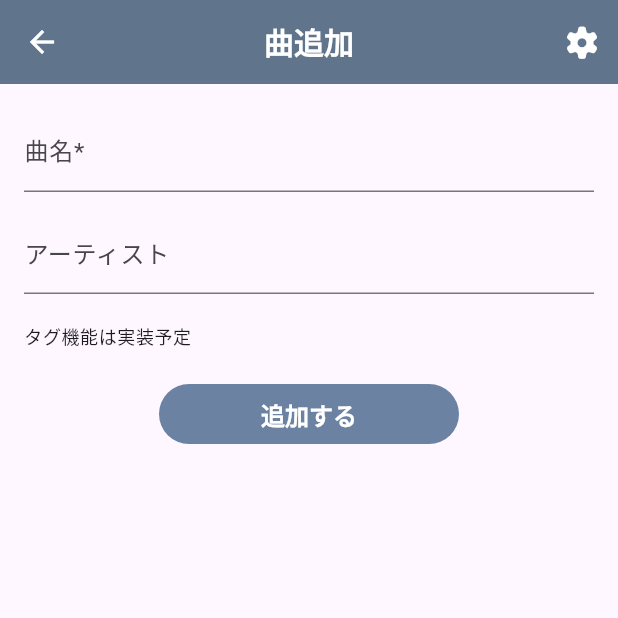
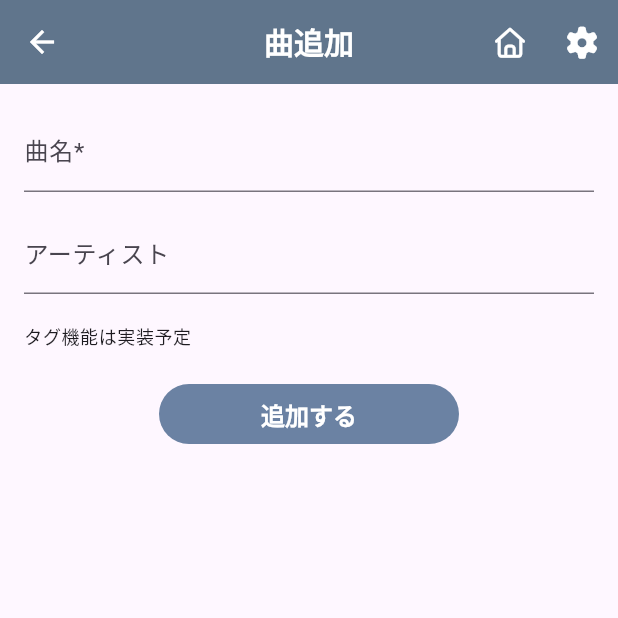
Before and after one commit to kawamata-natsuki/utamemo_app, a Flutter app: the screen it shows after launch, after a tap on the "add" icon, on a phone screen of 412 x 824 dp, the top half of it. Run offline on Flutter 3.47's test engine with Material 3 defaults, Android fonts, the phone set to English and light mode, and no system bars; our stand-ins replace firebase_core, firebase_crashlytics, font_awesome_flutter; accounts and stored records are empty.

```diff
--- a/lib/main.dart
+++ b/lib/main.dart
@@ -14,6 +14,7 @@ import 'package:utamemo_app/firebase_options.dart';
 import 'package:utamemo_app/data/repositories/song/song_repository.dart';
 
 import 'package:utamemo_app/presentation/screens/song_list/song_list_page.dart';
+import 'package:utamemo_app/presentation/screens/settings/settings_page.dart';
 
 // --- Entry point ---
 Future<void> main() async {
@@ -83,6 +84,9 @@ class MyApp extends StatelessWidget {
   @override
   Widget build(BuildContext context) {
     return MaterialApp(
+      routes: {
+        '/settings': (_) => const SettingsPage(),
+      },
       home: Builder(
         builder: (context) {
           final repository = context.watch<SongRepository>();
--- a/lib/presentation/screens/song_add/song_add_page.dart
+++ b/lib/presentation/screens/song_add/song_add_page.dart
@@ -2,11 +2,12 @@ import 'package:flutter/material.dart';
 import 'package:provider/provider.dart';
 
 import 'package:utamemo_app/constants/colors.dart';
-import 'package:font_awesome_flutter/font_awesome_flutter.dart';
 
 import 'package:utamemo_app/data/repositories/song/song_repository.dart';
 
 import 'package:utamemo_app/presentation/screens/song_detail/song_detail_page.dart';
+
+import 'package:utamemo_app/presentation/shared/widgets/app_bar.dart';
 
 /// 曲追加画面を表示するウィジェット
 class SongAddPage extends StatefulWidget {
@@ -72,27 +73,10 @@ class _SongAddPageState extends State<SongAddPage> {
   @override
   Widget build(BuildContext context) {
     return Scaffold(
-      appBar: AppBar(
-        title: const Text('曲追加'),
-        centerTitle: true,
-        backgroundColor: mainNavy,
-        iconTheme: const IconThemeData(color: textWhite),
-        titleTextStyle: const TextStyle(
-          color: textWhite,
-          fontSize: 20,
-          fontWeight: FontWeight.bold,
-        ),
-        actions: [
-          IconButton(
-            tooltip: '設定',
-            onPressed: () { /* TODO: 設定画面へ遷移 */ },
-            icon: const FaIcon(
-              FontAwesomeIcons.gear,
-              size: 20,
-              color: textWhite,
-            ),
-          ),
-        ],
+      appBar: buildAppBar(
+        context,
+        title: '曲追加',
+        type: AppBarType.normal,
       ),
       body: SafeArea(
         child: SingleChildScrollView(
--- a/lib/presentation/screens/song_list/song_list_page.dart
+++ b/lib/presentation/screens/song_list/song_list_page.dart
@@ -9,6 +9,7 @@ import 'package:utamemo_app/domain/model/song.dart';
 
 // widgets
 import 'package:utamemo_app/presentation/shared/widgets/song_card.dart';
+import 'package:utamemo_app/presentation/shared/widgets/app_bar.dart';
 
 // screens
 import 'package:utamemo_app/presentation/screens/song_detail/song_detail_page.dart';
@@ -26,15 +27,10 @@ class SongsListPage extends StatelessWidget {
   @override
   Widget build(BuildContext context) {
     return Scaffold(
-      appBar: AppBar(
-        title: const Text('Uta Memo'),
-        centerTitle: true,
-        backgroundColor: mainNavy,
-        titleTextStyle: const TextStyle(
-          color: textWhite,
-          fontSize: 20,
-          fontWeight: FontWeight.bold,
-        ),
+      appBar: buildAppBar(
+        context,
+        title: 'UtaMemo',
+        type: AppBarType.home,
       ),
 
       body: StreamBuilder<List<Song>>(
--- /dev/null
+++ b/lib/presentation/shared/widgets/app_bar.dart
@@ -0,0 +1,72 @@
+import 'package:flutter/material.dart';
+import 'package:font_awesome_flutter/font_awesome_flutter.dart';
+import 'package:utamemo_app/constants/colors.dart';
+
+/// AppBar の表示タイプ
+enum AppBarType {
+  home,       // S10 曲一覧（ホーム）
+  normal,     // 通常画面
+  settings,   // 設定画面
+}
+
+/// 共通 AppBar
+PreferredSizeWidget buildAppBar(
+  BuildContext context, {
+  required String title,
+  required AppBarType type,
+}) {
+  final bool showHome;
+  final bool showSettings;
+
+  switch (type) {
+    case AppBarType.home:
+      showHome = false;
+      showSettings = true;
+      break;
+    case AppBarType.settings:
+      showHome = true;
+      showSettings = false;
+      break;
+    case AppBarType.normal:
+      showHome = true;
+      showSettings = true;
+  }
+
+  return AppBar(
+    title: Text(title),
+    centerTitle: true,
+    backgroundColor: mainNavy,
+    iconTheme: const IconThemeData(color: textWhite),
+    titleTextStyle: const TextStyle(
+      color: textWhite,
+      fontSize: 20,
+      fontWeight: FontWeight.bold,
+    ),
+    actions: [
+      if (showHome)
+        IconButton(
+          tooltip: 'ホーム',
+          onPressed: () {
+            Navigator.popUntil(context, (route) => route.isFirst);
+          },
+          icon: const FaIcon(
+            FontAwesomeIcons.house,
+            size: 20,
+            color: textWhite,
+          ),
+        ),
+      if (showSettings)
+        IconButton(
+          tooltip: '設定',
+          onPressed: () {
+            Navigator.pushNamed(context, '/settings');
+          },
+          icon: const FaIcon(
+            FontAwesomeIcons.gear,
+            size: 20,
+            color: textWhite,
+          ),
+        ),
+    ],
+  );
+}
```
Also changed, not shown: lib/presentation/screens/score_add/score_add_page.dart (+8 -1 lines), lib/presentation/screens/score_detail/score_detail_page.dart (+13 -42 lines), lib/presentation/screens/score_history/score_history_page.dart (+5 -24 lines), lib/presentation/screens/settings/settings_page.dart (added, +91 -0 lines), lib/presentation/screens/song_detail/song_detail_page.dart (+7 -24 lines).
